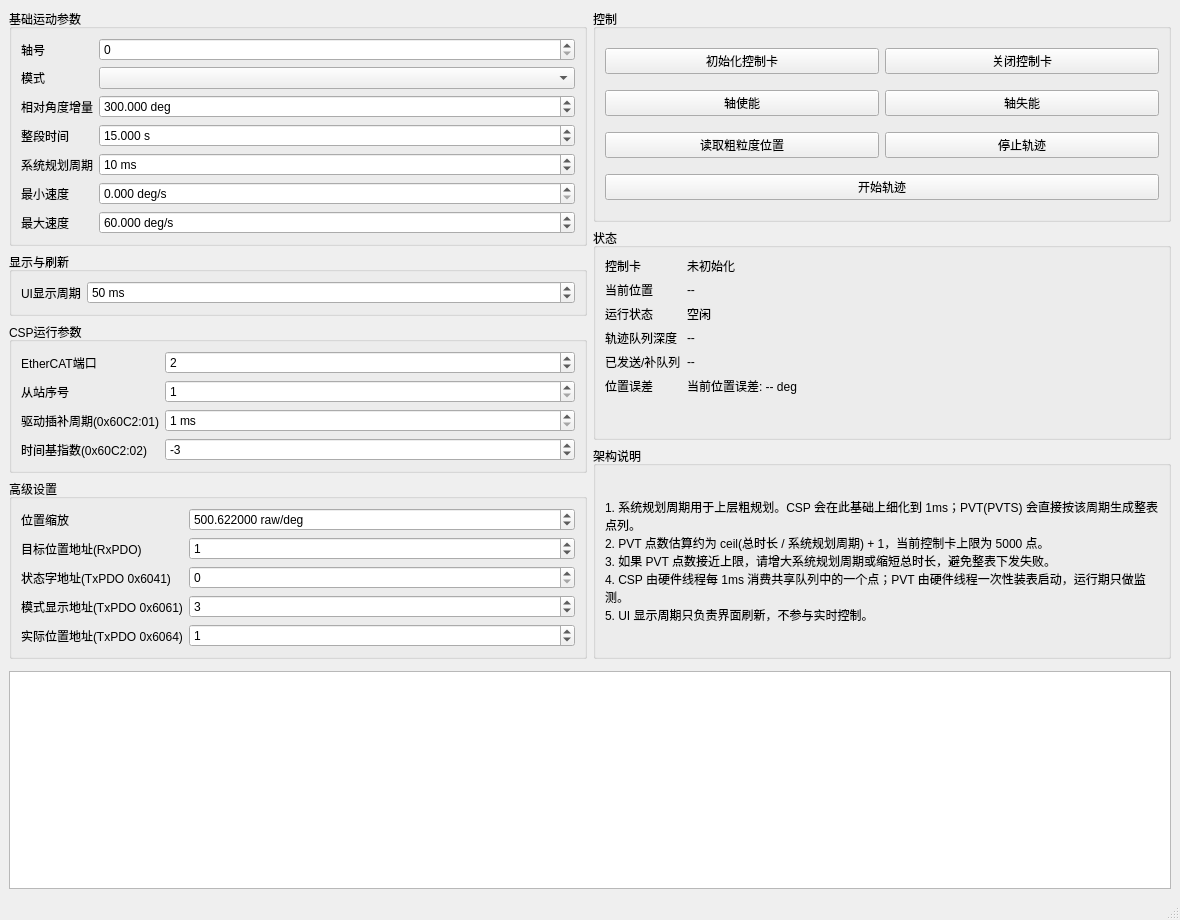
Old version of the form mainwindow.ui in the repository yzj148162-cmyk/single_motor_test.
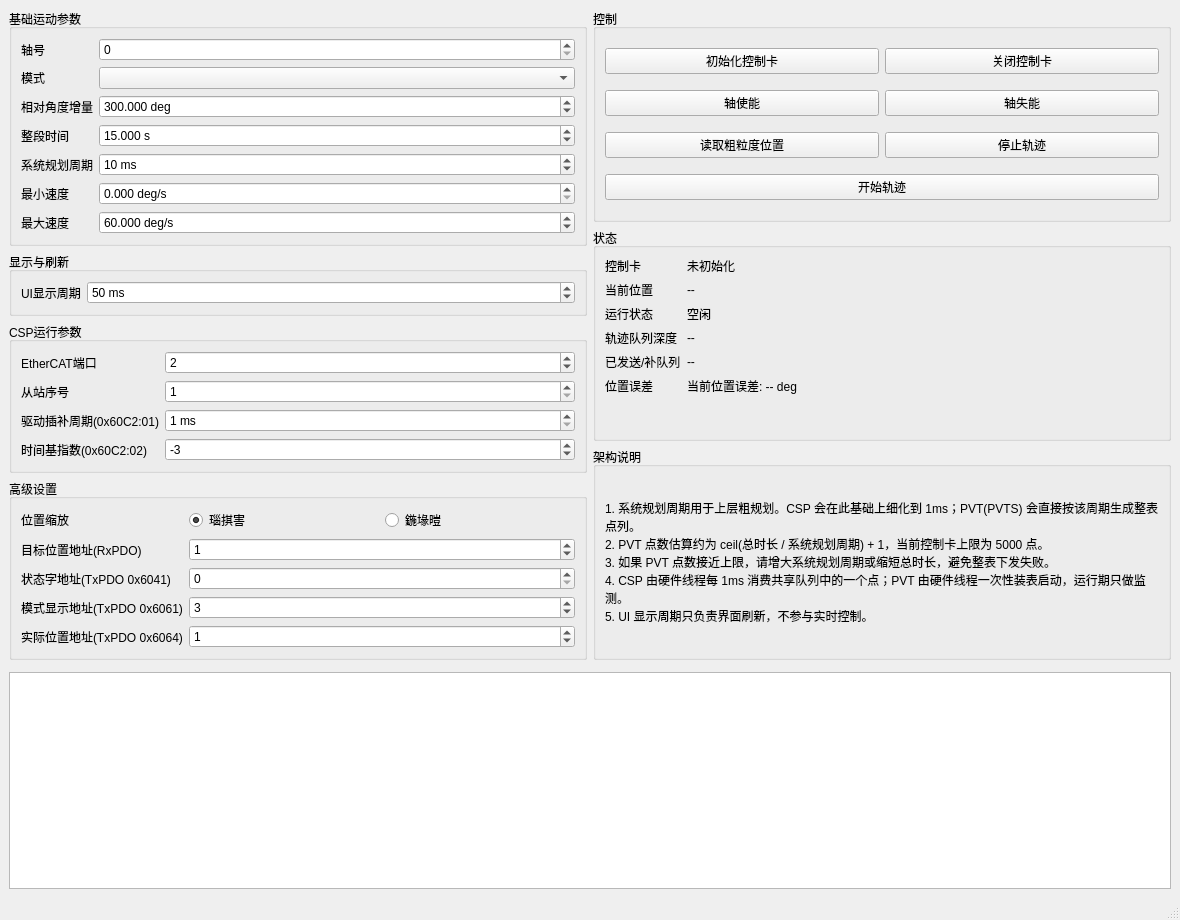
New version of the form.

The edit to the form file:
```diff
--- a/mainwindow.ui
+++ b/mainwindow.ui
@@ -308,23 +308,25 @@
             </widget>
            </item>
            <item row="0" column="1">
-            <widget class="QDoubleSpinBox" name="rawPerDegSpin">
-             <property name="minimum">
-              <double>0.001000000000000</double>
-             </property>
-             <property name="maximum">
-              <double>1000000.000000000000000</double>
-             </property>
-             <property name="decimals">
-              <number>6</number>
-             </property>
-             <property name="value">
-              <double>500.622000000000014</double>
-             </property>
-             <property name="suffix">
-              <string> raw/deg</string>
-             </property>
-            </widget>
+            <layout class="QHBoxLayout" name="positionUnitLayout">
+             <item>
+              <widget class="QRadioButton" name="degreeUnitRadio">
+               <property name="text">
+                <string>瑙掑害</string>
+               </property>
+               <property name="checked">
+                <bool>true</bool>
+               </property>
+              </widget>
+             </item>
+             <item>
+              <widget class="QRadioButton" name="turnUnitRadio">
+               <property name="text">
+                <string>鍦堟暟</string>
+               </property>
+              </widget>
+             </item>
+            </layout>
            </item>
            <item row="1" column="0">
             <widget class="QLabel" name="cspRxpdoPosAddrLabel">
```
Left out of the diff: 2 changed lines with no effect on the pictures.
